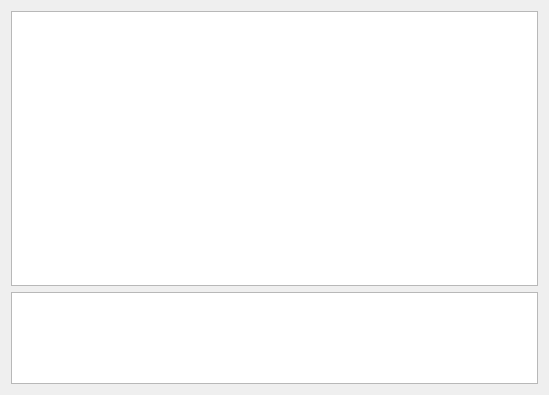
This is cbr/coevolution/visual/CoevolutionByPairs.ui in TUM-CBR/pymol-plugins as Qt 5 draws it before an edit. The edited form follows.
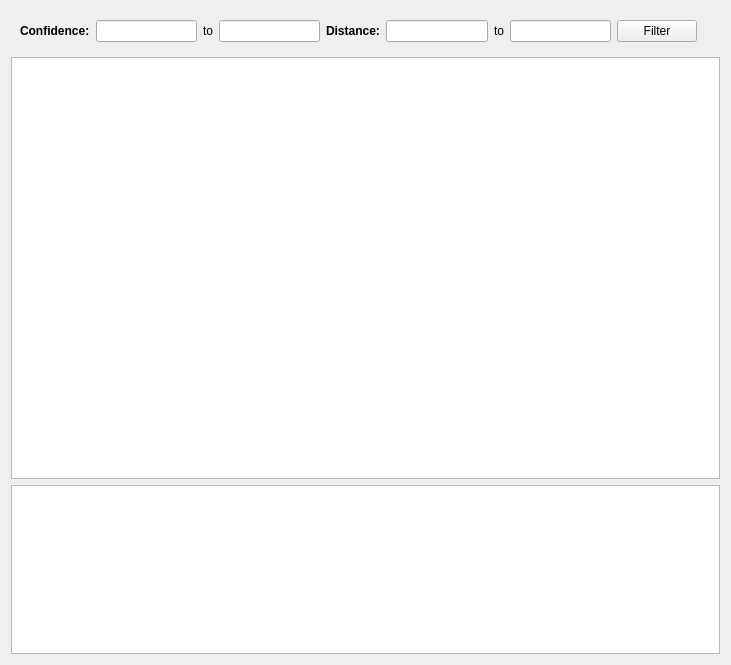
This is the edited form.

Commit message: Added filters to the coevolution viewer.

Patch:
```diff
--- a/cbr/coevolution/visual/CoevolutionByPairs.ui
+++ b/cbr/coevolution/visual/CoevolutionByPairs.ui
@@ -6,14 +6,97 @@
    <rect>
     <x>0</x>
     <y>0</y>
-    <width>549</width>
-    <height>395</height>
+    <width>731</width>
+    <height>665</height>
    </rect>
   </property>
   <property name="windowTitle">
    <string>Form</string>
   </property>
-  <layout class="QVBoxLayout" name="verticalLayout" stretch="3,1">
+  <layout class="QVBoxLayout" name="verticalLayout" stretch="0,5,2">
+   <item>
+    <layout class="QHBoxLayout" name="horizontalLayout">
+     <item>
+      <widget class="QWidget" name="widget" native="true">
+       <layout class="QGridLayout" name="gridLayout">
+        <item row="0" column="5">
+         <widget class="QLineEdit" name="distanceMin"/>
+        </item>
+        <item row="0" column="7">
+         <widget class="QLineEdit" name="distanceMax"/>
+        </item>
+        <item row="0" column="4">
+         <widget class="QLabel" name="label_3">
+          <property name="styleSheet">
+           <string notr="true">font-weight: bold;</string>
+          </property>
+          <property name="text">
+           <string>Distance:</string>
+          </property>
+         </widget>
+        </item>
+        <item row="0" column="10">
+         <widget class="QPushButton" name="filterButton">
+          <property name="minimumSize">
+           <size>
+            <width>0</width>
+            <height>0</height>
+           </size>
+          </property>
+          <property name="text">
+           <string>Filter</string>
+          </property>
+         </widget>
+        </item>
+        <item row="0" column="1">
+         <widget class="QLineEdit" name="confidenceMin"/>
+        </item>
+        <item row="0" column="3">
+         <widget class="QLineEdit" name="confidenceMax"/>
+        </item>
+        <item row="0" column="2">
+         <widget class="QLabel" name="label_2">
+          <property name="text">
+           <string>to</string>
+          </property>
+         </widget>
+        </item>
+        <item row="0" column="0">
+         <widget class="QLabel" name="label">
+          <property name="styleSheet">
+           <string notr="true">font-weight: bold;
+</string>
+          </property>
+          <property name="text">
+           <string>Confidence:</string>
+          </property>
+         </widget>
+        </item>
+        <item row="0" column="6">
+         <widget class="QLabel" name="label_4">
+          <property name="text">
+           <string>to</string>
+          </property>
+         </widget>
+        </item>
+       </layout>
+      </widget>
+     </item>
+     <item>
+      <spacer name="horizontalSpacer">
+       <property name="orientation">
+        <enum>Qt::Horizontal</enum>
+       </property>
+       <property name="sizeHint" stdset="0">
+        <size>
+         <width>40</width>
+         <height>20</height>
+        </size>
+       </property>
+      </spacer>
+     </item>
+    </layout>
+   </item>
    <item>
     <widget class="QTableWidget" name="resultsTable"/>
    </item>
```
The commit also changes 2 other files.
